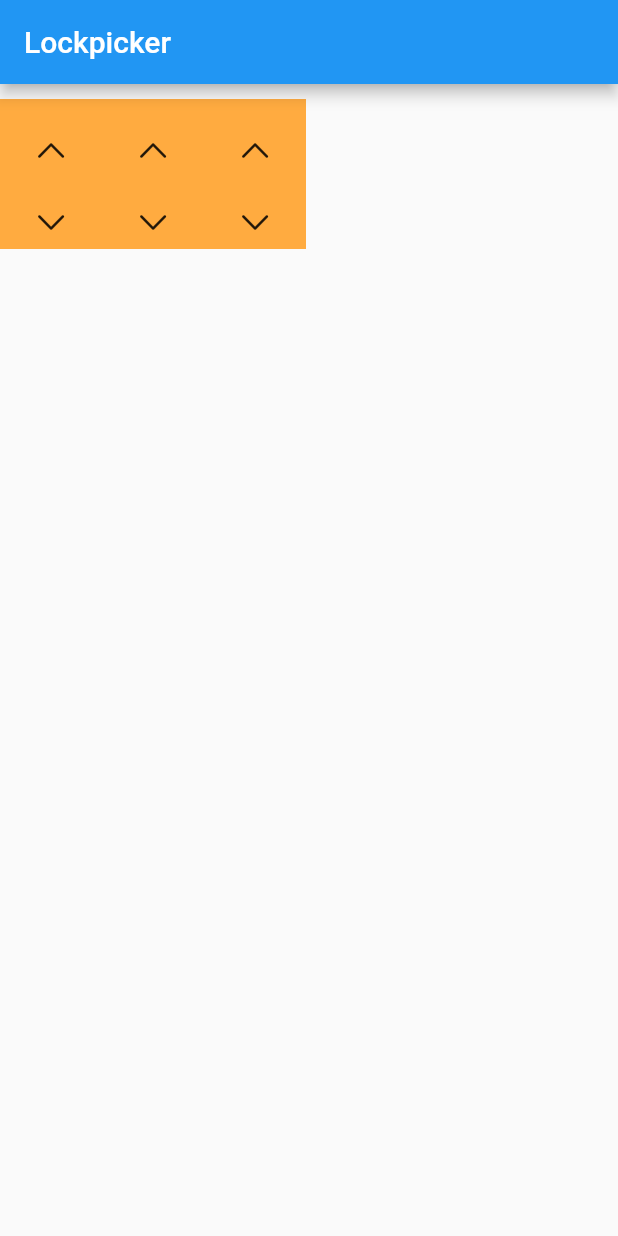
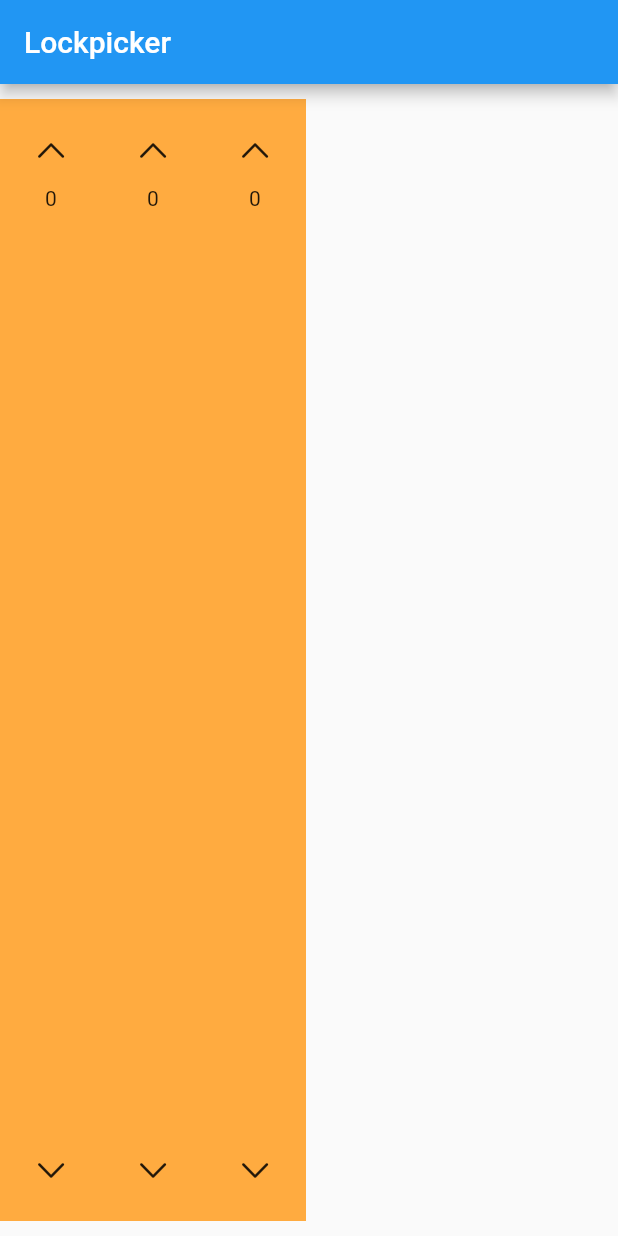
Before and after one commit to MasterChiefCarl/Garces_CarlBenedict_todos, a Flutter app: the screen it shows after launch, on a phone screen of 412 x 824 dp. Run offline on Flutter 3.47's test engine with Material 2 defaults, Android fonts, the phone set to English and light mode, and no system bars.

Commit message:
Update from error

```diff
--- a/lib/main.dart
+++ b/lib/main.dart
@@ -42,8 +42,8 @@ class _MyHomePageState extends State<MyHomePage> {
         appBar: AppBar(
           title: const Text("Lockpicker"),
         ),
-        body: SizedBox(
-          height: 120,
+        body: Container(
+          constraints: const BoxConstraints(minHeight: 120),
           child: Row(
             children: [
               for (int i = 0; i < values.length; i++)
@@ -121,14 +121,12 @@ class SafeDial extends StatelessWidget {
         children: [
           IconButton(
               onPressed: onInc, icon: const Icon(CupertinoIcons.chevron_up)),
-          Expanded(
-              flex: 3, child: Text("$startval", textAlign: TextAlign.center)),
+          Expanded(child: Text("$startval", textAlign: TextAlign.center)),
           IconButton(
               onPressed: onDec, icon: const Icon(CupertinoIcons.chevron_down)),
         ],
       ),
     );
-    ;
   }
 }
 
```
